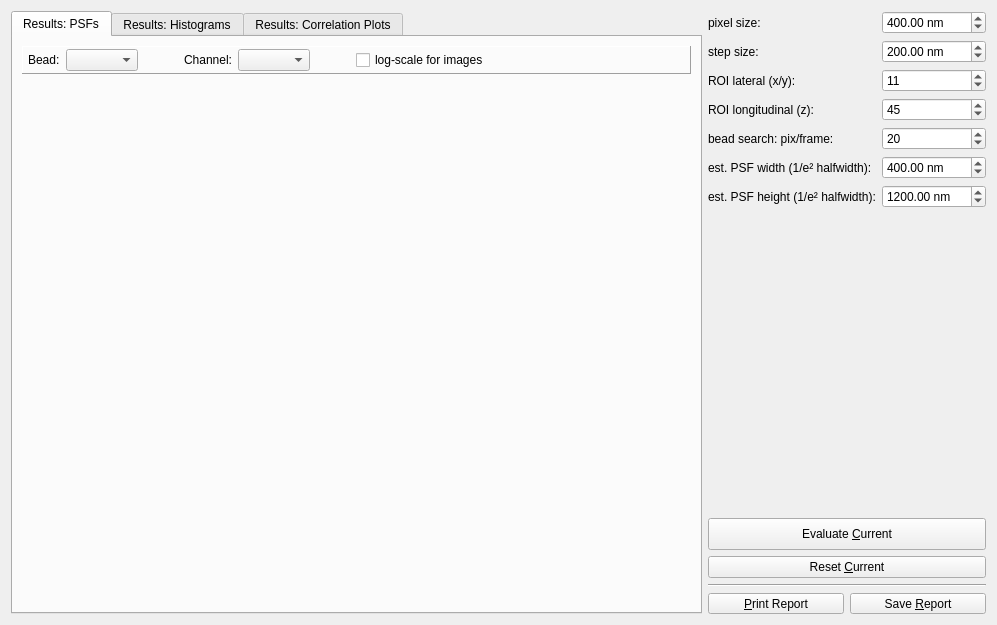
Before: the Qt Designer form plugins/qfevalbeadscanpsf/qfevalbeadscanpsf_editor.ui in jkriege2/QuickFit3, drawn with Qt 5.
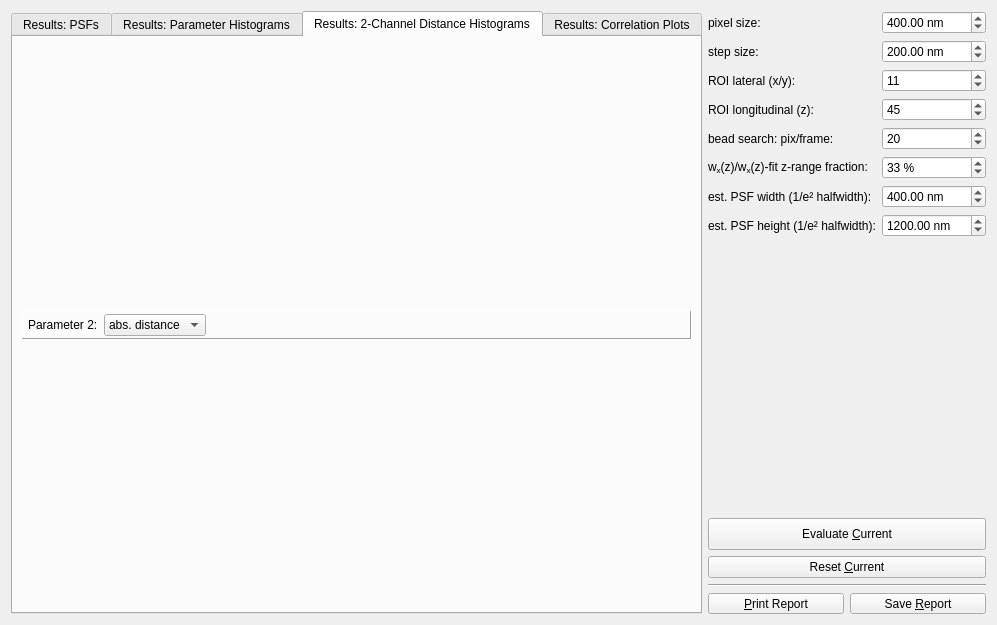
After: the same form once the commit is applied. The open tabs and pages were chosen to show the change. Icons and pictures are not drawn. Custom widgets are drawn as their Qt base class.

The edit to the form file:
```diff
--- a/plugins/qfevalbeadscanpsf/qfevalbeadscanpsf_editor.ui
+++ b/plugins/qfevalbeadscanpsf/qfevalbeadscanpsf_editor.ui
@@ -145,7 +145,7 @@
      </widget>
      <widget class="QWidget" name="tab_2">
       <attribute name="title">
-       <string>Results: Histograms</string>
+       <string>Results: Parameter Histograms</string>
       </attribute>
       <layout class="QGridLayout" name="gridLayout_2" rowstretch="0,1,1">
        <item row="1" column="0">
@@ -213,6 +213,90 @@
        </item>
       </layout>
      </widget>
+     <widget class="QWidget" name="tabHistD">
+      <attribute name="title">
+       <string>Results: 2-Channel Distance Histograms</string>
+      </attribute>
+      <layout class="QVBoxLayout" name="verticalLayout_2" stretch="1,0,1">
+       <item>
+        <widget class="QFHistogramView" name="histogramD1" native="true"/>
+       </item>
+       <item>
+        <widget class="QFrame" name="frame_4">
+         <property name="frameShape">
+          <enum>QFrame::Panel</enum>
+         </property>
+         <property name="frameShadow">
+          <enum>QFrame::Raised</enum>
+         </property>
+         <layout class="QGridLayout" name="gridLayout_7">
+          <property name="leftMargin">
+           <number>5</number>
+          </property>
+          <property name="topMargin">
+           <number>2</number>
+          </property>
+          <property name="rightMargin">
+           <number>2</number>
+          </property>
+          <property name="bottomMargin">
+           <number>2</number>
+          </property>
+          <item row="0" column="1">
+           <widget class="QComboBox" name="cmbParamD2">
+            <property name="currentIndex">
+             <number>3</number>
+            </property>
+            <item>
+             <property name="text">
+              <string>distance: x</string>
+             </property>
+            </item>
+            <item>
+             <property name="text">
+              <string>distance: y</string>
+             </property>
+            </item>
+            <item>
+             <property name="text">
+              <string>distance: z</string>
+             </property>
+            </item>
+            <item>
+             <property name="text">
+              <string>abs. distance</string>
+             </property>
+            </item>
+           </widget>
+          </item>
+          <item row="0" column="0">
+           <widget class="QLabel" name="label_14">
+            <property name="text">
+             <string>Parameter 2:</string>
+            </property>
+           </widget>
+          </item>
+          <item row="0" column="2">
+           <spacer name="horizontalSpacer_6">
+            <property name="orientation">
+             <enum>Qt::Horizontal</enum>
+            </property>
+            <property name="sizeHint" stdset="0">
+             <size>
+              <width>475</width>
+              <height>20</height>
+             </size>
+            </property>
+           </spacer>
+          </item>
+         </layout>
+        </widget>
+       </item>
+       <item>
+        <widget class="QFHistogramView" name="histogramD2" native="true"/>
+       </item>
+      </layout>
+     </widget>
      <widget class="QWidget" name="tab_3">
       <attribute name="title">
        <string>Results: Correlation Plots</string>
@@ -473,14 +557,14 @@
          </property>
         </widget>
        </item>
-       <item row="5" column="0">
+       <item row="6" column="0">
         <widget class="QLabel" name="label_10">
          <property name="text">
           <string>est. PSF width (1/e² halfwidth):</string>
          </property>
         </widget>
        </item>
-       <item row="5" column="1">
+       <item row="6" column="1">
         <widget class="QDoubleSpinBox" name="spinPSFWidth">
          <property name="suffix">
           <string> nm</string>
@@ -493,14 +577,14 @@
          </property>
         </widget>
        </item>
-       <item row="6" column="0">
+       <item row="7" column="0">
         <widget class="QLabel" name="label_11">
          <property name="text">
           <string>est. PSF height (1/e² halfwidth):</string>
          </property>
         </widget>
        </item>
-       <item row="6" column="1">
+       <item row="7" column="1">
         <widget class="QDoubleSpinBox" name="spinPSFHeight">
          <property name="suffix">
           <string> nm</string>
@@ -513,6 +597,29 @@
          </property>
         </widget>
        </item>
+       <item row="5" column="0">
+        <widget class="QLabel" name="label_15">
+         <property name="text">
+          <string>w&lt;sub&gt;x&lt;/sub&gt;(z)/w&lt;sub&gt;x&lt;/sub&gt;(z)-fit z-range fraction:</string>
+         </property>
+        </widget>
+       </item>
+       <item row="5" column="1">
+        <widget class="QDoubleSpinBox" name="spinWZFraction">
+         <property name="suffix">
+          <string> %</string>
+         </property>
+         <property name="decimals">
+          <number>0</number>
+         </property>
+         <property name="maximum">
+          <double>100.000000000000000</double>
+         </property>
+         <property name="value">
+          <double>33.000000000000000</double>
+         </property>
+        </widget>
+       </item>
       </layout>
      </item>
     </layout>
```
